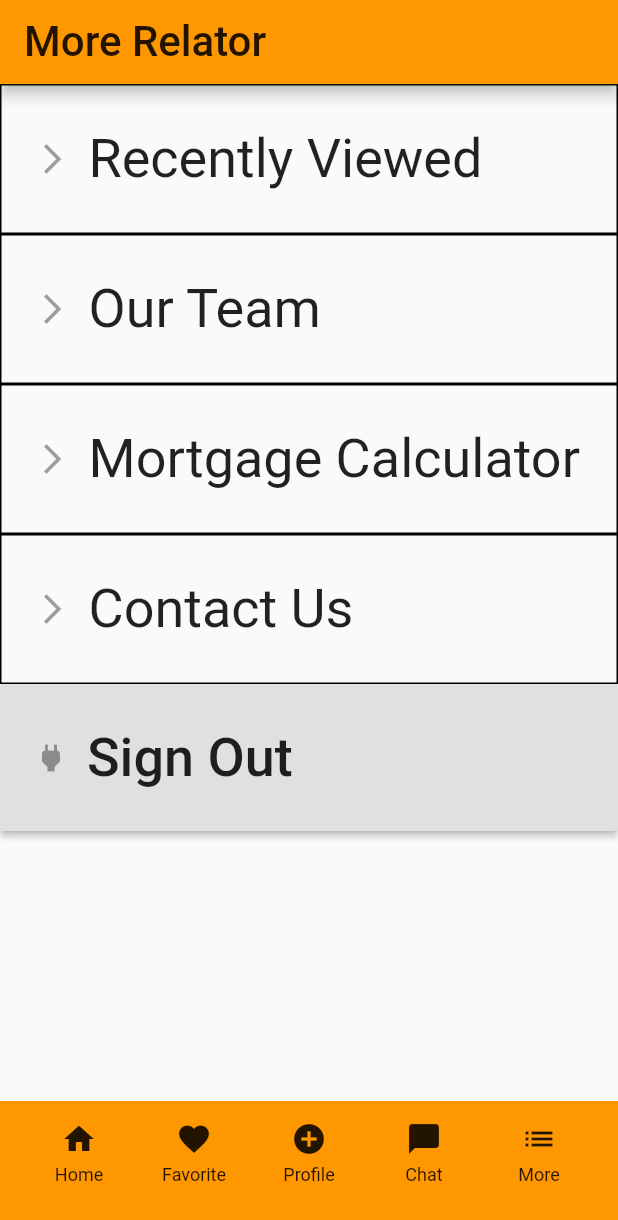
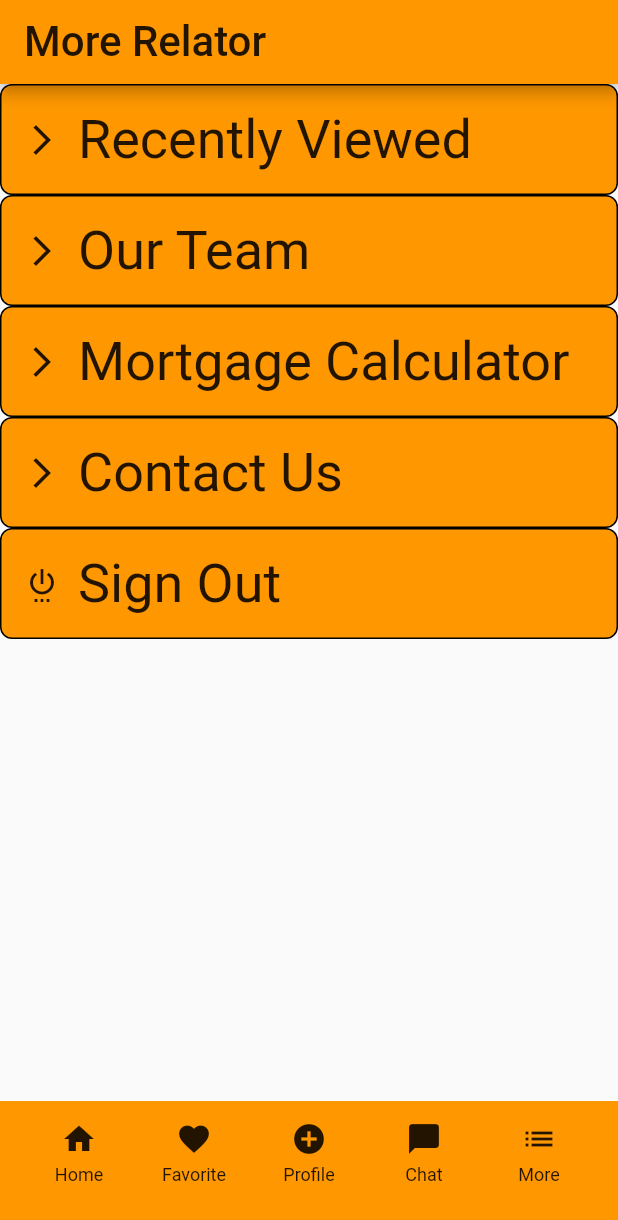
Before and after one commit to kochsj/RealRealty, a Flutter app: the screen it shows once a user with an empty profile is signed in, item 5 of the bottom bar chosen, after a tap on "Sign Out", on a phone screen of 412 x 824 dp. Shown: the top 1220 px of the screen. Run offline on Flutter 3.47's test engine with Material 2 defaults, Android fonts, the phone set to English and light mode, and no system bars; our stand-ins replace cloud_firestore, firebase_auth, flutter_spinkit, sqflite; accounts and stored records are empty.

Commit message:
remove more page button classes. use shared custom list menu button widget

```diff
--- a/lib/shared_widgets/custom_button.dart
+++ b/lib/shared_widgets/custom_button.dart
@@ -25,6 +25,10 @@ GestureDetector customSearchViewHouseButton(BuildContext context, House house, d
 GestureDetector customListMenuButton(BuildContext context, String buttonText, double width, [IconData icon, Function callback]) {
   if (icon == null) {
     icon = Icons.arrow_forward_ios;
+  }
+
+  if (callback == null) {
+    callback = () => print("Going to $buttonText....");
   }
 
   return GestureDetector(
--- a/lib/views/home/more.dart
+++ b/lib/views/home/more.dart
@@ -1,4 +1,5 @@
 import 'package:flutter/material.dart';
+import 'package:realtyapp/shared_widgets/custom_button.dart';
 import 'package:realtyapp/shared_widgets/custom_nav_bar.dart';
 import 'package:realtyapp/services/auth.dart';
 
@@ -7,6 +8,7 @@ Text moreText() {
 }
 
 class MorePage extends StatelessWidget {
+
   final List<String> buttonNames = [
     'Recently Viewed',
     'Our Team',
@@ -14,13 +16,19 @@ class MorePage extends StatelessWidget {
     'Contact Us',
   ];
 
+  void _signOutFunction() async {
+    await AuthService().signOut();
+  }
+
   @override
   Widget build(BuildContext context) {
+    double width = MediaQuery.of(context).size.width;
+
     List<Widget> moreChildren = [];
     for (String name in buttonNames){
-      moreChildren.add(MorePageButton(name, Icons.arrow_forward_ios));
+      moreChildren.add(customListMenuButton(context, name, width));
     }
-    moreChildren.add(MorePageSignOutButton());
+    moreChildren.add(customListMenuButton(context, 'Sign Out', width, Icons.settings_power, _signOutFunction));
 
     return Scaffold(
       appBar: AppBar(
@@ -33,51 +41,3 @@ class MorePage extends StatelessWidget {
     );
   }
 }
-
-class MorePageButton extends StatelessWidget {
-  final String buttonText;
-  final IconData icon;
-
-  MorePageButton(this.buttonText, this.icon);
-
-  @override
-  Widget build(BuildContext context) {
-    double width = MediaQuery.of(context).size.width;
-
-    return Container(
-        width: width,
-        padding: EdgeInsets.only(left: 10.0, top: 25.0, bottom: 25.0),
-        decoration: BoxDecoration(
-          border: Border.all(color: Colors.black),
-        ),
-        child: Row(
-          children: <Widget>[
-            IconButton(icon: Icon(icon)),
-            Text(buttonText, style: TextStyle(fontSize: 36),),
-          ],
-        )
-    );
-  }
-}
-
-class MorePageSignOutButton extends StatelessWidget {
-  final AuthService _auth = AuthService();
-
-  @override
-  Widget build(BuildContext context) {
-    double width = MediaQuery.of(context).size.width;
-
-    return RaisedButton(
-        padding: EdgeInsets.only(left: 10.0, top: 25.0, bottom: 25.0),
-        onPressed: () async {
-          await _auth.signOut();
-        },
-        child: Row(
-          children: <Widget>[
-            IconButton(icon: Icon(Icons.power)),
-            Text("Sign Out", style: TextStyle(fontSize: 36),),
-          ],
-        )
-    );
-  }
-}
```
